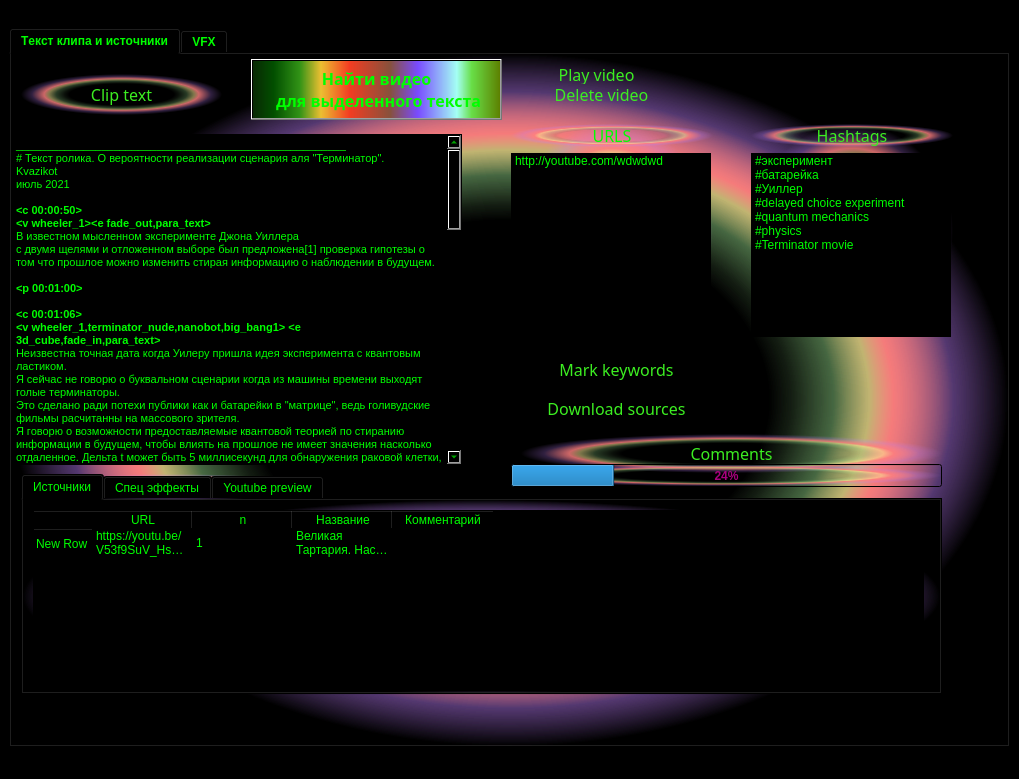
Kvazikot/VideoProjects, file VideoCube/VideoCubeCV/mainwindow.ui: the form before one commit.
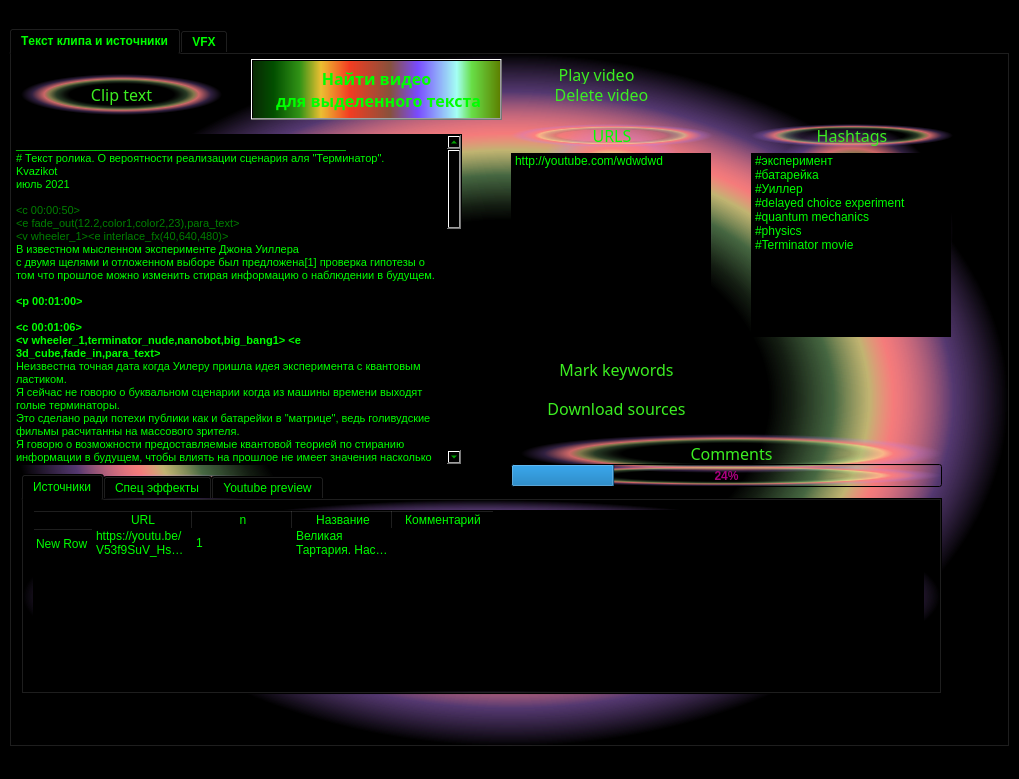
The form after the commit.

```diff
--- a/VideoCube/VideoCubeCV/mainwindow.ui
+++ b/VideoCube/VideoCubeCV/mainwindow.ui
@@ -259,8 +259,9 @@
 &lt;p style=&quot; margin-top:0px; margin-bottom:0px; margin-left:0px; margin-right:0px; -qt-block-indent:0; text-indent:0px;&quot;&gt;&lt;span style=&quot; color:#00ff00;&quot;&gt;Kvazikot&lt;/span&gt;&lt;/p&gt;
 &lt;p style=&quot; margin-top:0px; margin-bottom:0px; margin-left:0px; margin-right:0px; -qt-block-indent:0; text-indent:0px;&quot;&gt;&lt;span style=&quot; color:#00ff00;&quot;&gt;июль 2021&lt;/span&gt;&lt;/p&gt;
 &lt;p style=&quot;-qt-paragraph-type:empty; margin-top:0px; margin-bottom:0px; margin-left:0px; margin-right:0px; -qt-block-indent:0; text-indent:0px; color:#00ff00;&quot;&gt;&lt;br /&gt;&lt;/p&gt;
-&lt;p style=&quot; margin-top:0px; margin-bottom:0px; margin-left:0px; margin-right:0px; -qt-block-indent:0; text-indent:0px;&quot;&gt;&lt;span style=&quot; font-weight:600; color:#00ff00;&quot;&gt;&amp;lt;c 00:00:50&amp;gt;&lt;/span&gt;&lt;/p&gt;
-&lt;p style=&quot; margin-top:0px; margin-bottom:0px; margin-left:0px; margin-right:0px; -qt-block-indent:0; text-indent:0px;&quot;&gt;&lt;span style=&quot; font-weight:600; color:#00ff00;&quot;&gt;&amp;lt;v wheeler_1&amp;gt;&amp;lt;e fade_out,para_text&amp;gt;&lt;/span&gt;&lt;/p&gt;
+&lt;p style=&quot; margin-top:0px; margin-bottom:0px; margin-left:0px; margin-right:0px; -qt-block-indent:0; text-indent:0px;&quot;&gt;&lt;span style=&quot; font-size:8pt; color:#008000;&quot;&gt;&amp;lt;c&lt;/span&gt;&lt;span style=&quot; font-size:8pt; color:#c0c0c0;&quot;&gt; &lt;/span&gt;&lt;span style=&quot; font-size:8pt; color:#008000;&quot;&gt;00:00:50&amp;gt;&lt;/span&gt;&lt;/p&gt;
+&lt;p style=&quot; margin-top:0px; margin-bottom:0px; margin-left:0px; margin-right:0px; -qt-block-indent:0; text-indent:0px;&quot;&gt;&lt;span style=&quot; font-family:'Courier New'; font-size:8pt; color:#008000;&quot;&gt;&amp;lt;e&lt;/span&gt;&lt;span style=&quot; font-family:'Courier New'; font-size:8pt; color:#c0c0c0;&quot;&gt; &lt;/span&gt;&lt;span style=&quot; font-family:'Courier New'; font-size:8pt; color:#008000;&quot;&gt;fade_out(12.2,color1,color2,23),para_text&amp;gt;&lt;/span&gt;&lt;/p&gt;
+&lt;p style=&quot; margin-top:0px; margin-bottom:0px; margin-left:0px; margin-right:0px; -qt-block-indent:0; text-indent:0px;&quot;&gt;&lt;span style=&quot; font-family:'Courier New'; font-size:8pt; color:#008000;&quot;&gt;&amp;lt;v&lt;/span&gt;&lt;span style=&quot; font-family:'Courier New'; font-size:8pt; color:#c0c0c0;&quot;&gt; &lt;/span&gt;&lt;span style=&quot; font-family:'Courier New'; font-size:8pt; color:#008000;&quot;&gt;wheeler_1&amp;gt;&amp;lt;e&lt;/span&gt;&lt;span style=&quot; font-family:'Courier New'; font-size:8pt; color:#c0c0c0;&quot;&gt; &lt;/span&gt;&lt;span style=&quot; font-family:'Courier New'; font-size:8pt; color:#008000;&quot;&gt;interlace_fx(40,640,480)&amp;gt;&lt;/span&gt;&lt;/p&gt;
 &lt;p style=&quot; margin-top:0px; margin-bottom:0px; margin-left:0px; margin-right:0px; -qt-block-indent:0; text-indent:0px;&quot;&gt;&lt;span style=&quot; color:#00ff00;&quot;&gt;В известном мысленном эксперименте Джона Уиллера&lt;/span&gt;&lt;/p&gt;
 &lt;p style=&quot; margin-top:0px; margin-bottom:0px; margin-left:0px; margin-right:0px; -qt-block-indent:0; text-indent:0px;&quot;&gt;&lt;span style=&quot; color:#00ff00;&quot;&gt;с двумя щелями и отложенном выборе был предложена[1] проверка гипотезы о том что прошлое можно изменить стирая информацию о наблюдении в будущем.&lt;/span&gt;&lt;/p&gt;
 &lt;p style=&quot;-qt-paragraph-type:empty; margin-top:0px; margin-bottom:0px; margin-left:0px; margin-right:0px; -qt-block-indent:0; text-indent:0px; color:#00ff00;&quot;&gt;&lt;br /&gt;&lt;/p&gt;
```
